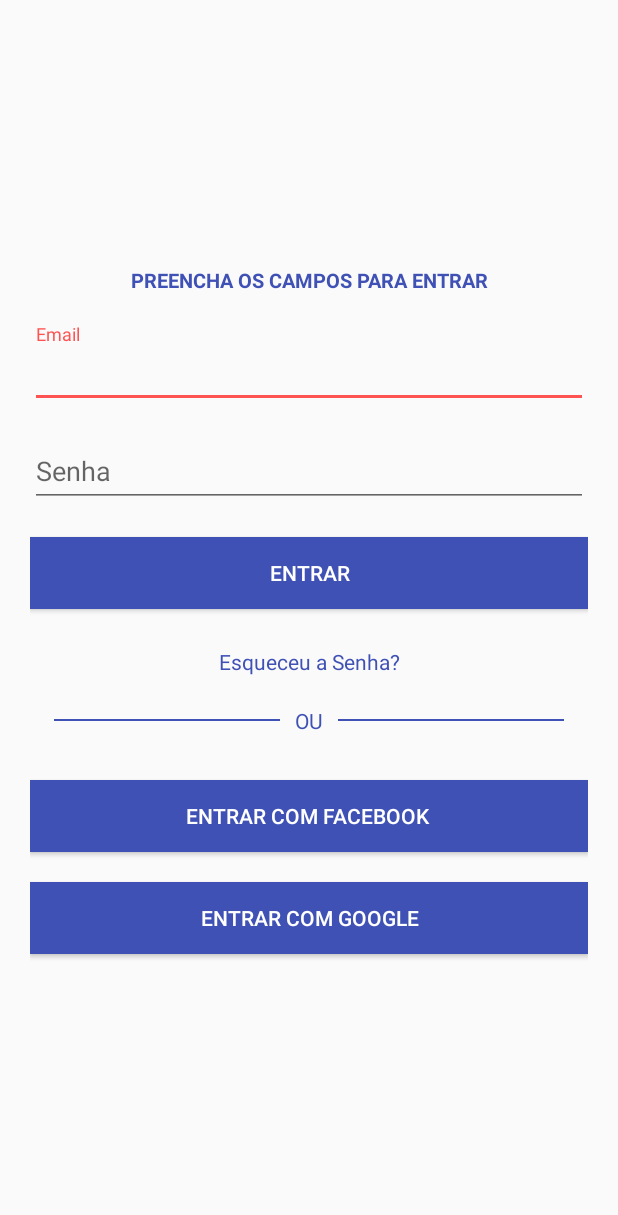
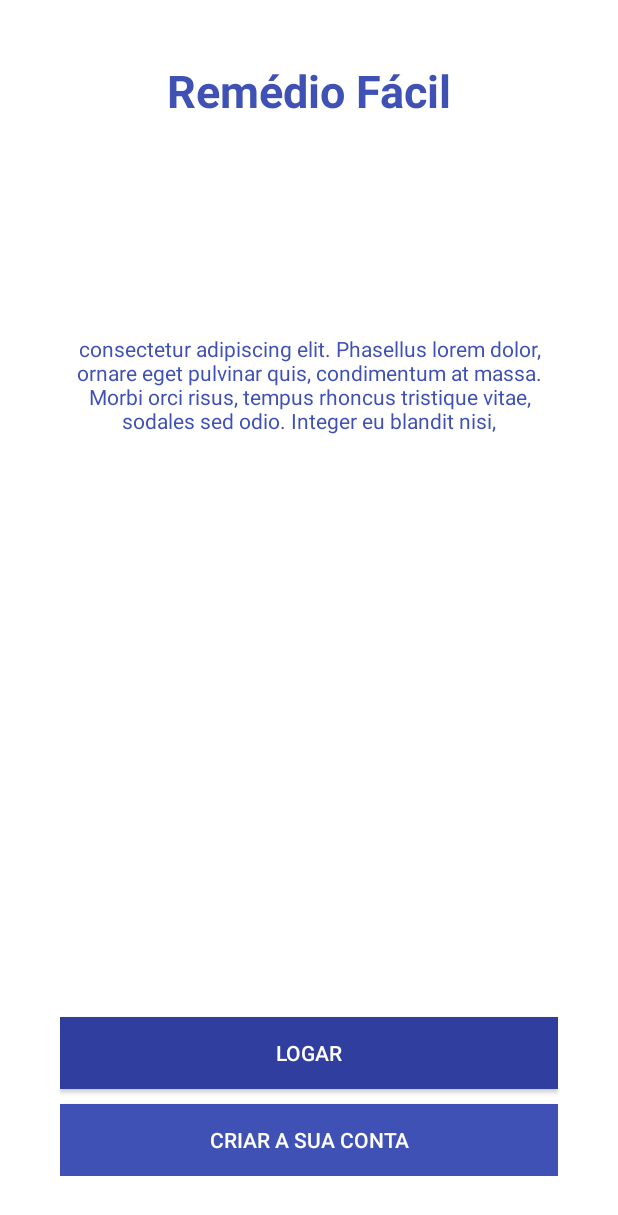
Before and after one commit to tomrobson/RemedioFacil, an Android app: the screen it shows after launch (Login_Activity before the commit, WelcomeActivity after it), on a phone screen of 412 x 824 dp. Shown: the top 1215 px of the screen. Run offline under Robolectric (Android 15) with nearby library versions, the light colour scheme and no system bars.

Commit message:
Add: Tela inicial

```diff
--- a/app/build.gradle
+++ b/app/build.gradle
@@ -28,5 +28,6 @@ dependencies {
     compile 'com.android.support:design:25.3.1'
     compile 'com.android.support.constraint:constraint-layout:1.0.2'
     compile 'com.android.support:gridlayout-v7:25.3.1'
+    compile 'com.android.support:support-v4:25.3.1'
     testCompile 'junit:junit:4.12'
 }
--- /dev/null
+++ b/app/src/main/java/br/iesb/remediofacil/WelcomeActivity.java
@@ -0,0 +1,40 @@
+package br.iesb.remediofacil;
+
+import android.annotation.SuppressLint;
+import android.content.Intent;
+import android.support.v7.app.ActionBar;
+import android.support.v7.app.AppCompatActivity;
+import android.os.Bundle;
+import android.os.Handler;
+import android.view.MotionEvent;
+import android.view.View;
+import android.widget.Button;
+
+
+public class WelcomeActivity extends AppCompatActivity {
+
+    @Override
+    protected void onCreate(Bundle savedInstanceState) {
+        super.onCreate(savedInstanceState);
+
+        setContentView(R.layout.activity_welcome);
+
+        Button welcomeLoginBtn = (Button) findViewById(R.id.welcome_login);
+        welcomeLoginBtn.setOnClickListener(new View.OnClickListener() {
+            @Override
+            public void onClick(View view) {
+                startActivity(new Intent(WelcomeActivity.this, Login_Activity.class));
+            }
+        });
+
+        Button welcomeSigninBtn = (Button) findViewById(R.id.welcome_signin);
+        welcomeSigninBtn.setOnClickListener(new View.OnClickListener() {
+            @Override
+            public void onClick(View view) {
+                startActivity(new Intent(WelcomeActivity.this, Cadastrar_Activity.class));
+            }
+        });
+    }
+
+
+}
--- a/app/src/main/res/layout/activity_login.xml
+++ b/app/src/main/res/layout/activity_login.xml
@@ -5,35 +5,34 @@
     xmlns:app="http://schemas.android.com/apk/res-auto"
     xmlns:tools="http://schemas.android.com/tools"
     android:layout_width="match_parent"
-    android:layout_height="match_parent"
-    android:paddingLeft="20dp"
-    android:paddingRight="20dp">
+    android:layout_height="match_parent">
 
 
     <LinearLayout
         android:layout_width="match_parent"
         android:layout_height="wrap_content"
+        android:layout_gravity="center_vertical"
         android:orientation="vertical"
-        android:layout_gravity="center_vertical">
+        android:paddingLeft="20dp"
+        android:paddingRight="20dp">
 
         <TextView
             android:layout_width="match_parent"
             android:layout_height="wrap_content"
+            android:layout_marginBottom="20dp"
             android:text="Preencha os campos para entrar"
+            android:textAlignment="center"
+            android:textAllCaps="true"
             android:textColor="@color/colorPrimary"
-            android:textStyle="bold"
-            android:textAllCaps="true"
-            android:textAlignment="center"
-            android:layout_marginBottom="20dp"
             android:textSize="13sp"
-            />
+            android:textStyle="bold" />
 
         <android.support.design.widget.TextInputLayout
             android:layout_width="match_parent"
             android:layout_height="wrap_content">
 
             <EditText
-                android:id="@+id/editText"
+                android:id="@+id/login_email"
                 android:layout_width="match_parent"
                 android:layout_height="wrap_content"
                 android:layout_marginBottom="10dp"
@@ -48,7 +47,7 @@
             android:layout_height="wrap_content">
 
             <EditText
-                android:id="@+id/editText2"
+                android:id="@+id/login_senha"
                 android:layout_width="match_parent"
                 android:layout_height="wrap_content"
                 android:layout_marginBottom="10dp"
@@ -123,7 +122,7 @@
         <!--android:textColor="#fff" />-->
 
         <Button
-            android:id="@+id/button"
+            android:id="@+id/login_button_facebook"
             android:layout_width="match_parent"
             android:layout_height="wrap_content"
             android:layout_marginBottom="10dp"
@@ -133,7 +132,7 @@
             android:textColor="#fff" />
 
         <Button
-            android:id="@+id/button4"
+            android:id="@+id/login_button_google"
             android:layout_width="match_parent"
             android:layout_height="wrap_content"
             android:layout_marginBottom="10dp"
--- /dev/null
+++ b/app/src/main/res/layout/activity_welcome.xml
@@ -0,0 +1,63 @@
+<LinearLayout xmlns:android="http://schemas.android.com/apk/res/android"
+    xmlns:tools="http://schemas.android.com/tools"
+    android:layout_width="match_parent"
+    android:layout_height="match_parent"
+    android:layout_gravity="center"
+    android:background="@color/white"
+    android:orientation="vertical"
+    android:padding="40dp"
+    tools:context="br.iesb.remediofacil.WelcomeActivity">
+
+
+    <TextView
+        android:layout_width="match_parent"
+        android:layout_height="wrap_content"
+        android:text="Remédio Fácil"
+        android:textAlignment="center"
+        android:textColor="@color/colorPrimary"
+        android:textSize="30sp"
+        android:textStyle="bold" />
+
+    <LinearLayout
+        android:layout_width="match_parent"
+        android:layout_height="match_parent"
+        android:layout_weight="1"
+        android:gravity="bottom"
+        android:orientation="vertical">
+
+        <TextView
+            android:layout_width="match_parent"
+            android:layout_height="match_parent"
+            android:gravity="center"
+            android:text="consectetur adipiscing elit. Phasellus lorem dolor, ornare eget pulvinar quis, condimentum at massa. Morbi orci risus, tempus rhoncus tristique vitae, sodales sed odio. Integer eu blandit nisi,"
+            android:textAlignment="center"
+            android:textColor="@color/colorPrimary" />
+    </LinearLayout>
+
+    <LinearLayout
+        android:layout_width="match_parent"
+        android:layout_height="match_parent"
+        android:layout_weight="1"
+        android:gravity="bottom"
+        android:orientation="vertical">
+
+        <Button
+            android:id="@+id/welcome_login"
+            android:layout_width="match_parent"
+            android:layout_height="wrap_content"
+            android:layout_marginBottom="10dp"
+            android:background="@color/colorPrimaryDark"
+            android:text="Logar"
+            android:textColor="@color/white" />
+
+        <Button
+            android:id="@+id/welcome_signin"
+            android:layout_width="match_parent"
+            android:layout_height="wrap_content"
+            android:background="@color/colorPrimary"
+            android:text="Criar a sua conta"
+            android:textColor="@color/white" />
+
+
+    </LinearLayout>
+</LinearLayout>
--- a/app/src/main/res/values/colors.xml
+++ b/app/src/main/res/values/colors.xml
@@ -9,9 +9,11 @@
     <color name="secondary_text">#757575</color>
     <color name="icons">#FFFFFF</color>
     <color name="divider">#BDBDBD</color>
+
+    <color name="black_overlay">#66000000</color>
 </resources>
 
-<!--
+    <!--
 
 <?xml version="1.0" encoding="utf-8"?>
 <resources>
--- a/app/src/main/res/values/strings.xml
+++ b/app/src/main/res/values/strings.xml
@@ -1,3 +1,7 @@
 <resources>
     <string name="app_name">Remedio Facil</string>
+
+    <string name="title_activity_welcome">WelcomeActivity</string>
+    <string name="dummy_button">Dummy Button</string>
+    <string name="dummy_content">DUMMY\nCONTENT</string>
 </resources>
--- a/app/src/main/res/values/styles.xml
+++ b/app/src/main/res/values/styles.xml
@@ -11,11 +11,10 @@
     <style name="AppTheme.NoActionBar" parent="Theme.AppCompat.Light.DarkActionBar">
         <item name="windowActionBar">false</item>
         <item name="windowNoTitle">true</item>
-        <item name="android:windowFullscreen">true</item>
+        <item name="android:windowFullscreen">false</item>
         <item name="colorPrimary">@color/colorPrimary</item>
         <item name="colorPrimaryDark">@color/colorPrimaryDark</item>
         <item name="colorAccent">@color/colorAccent</item>
     </style>
 
-
 </resources>
```
Also changed, not shown: app/src/main/AndroidManifest.xml (+13 -5 lines), app/src/main/res/values/attrs.xml (added, +12 -0 lines).
